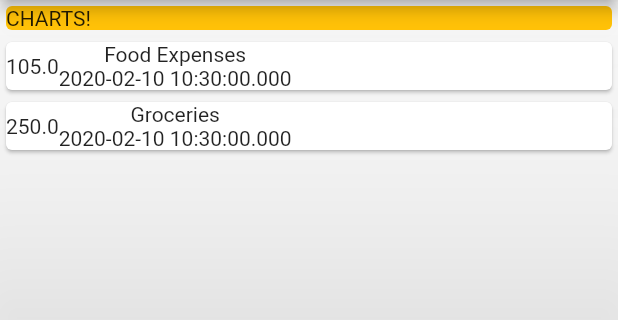
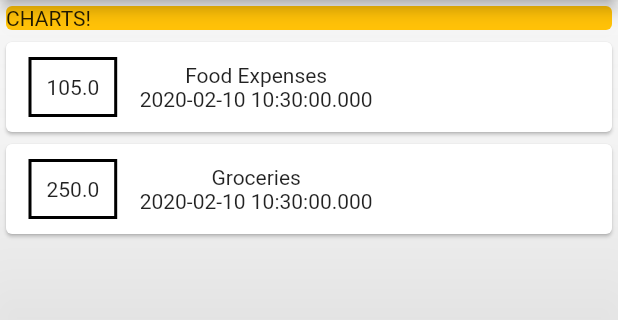
Before and after one commit to nagpalShaurya/Personal-Expense-Manager, a Flutter app: the screen it shows after launch, on a phone screen of 412 x 824 dp, the part 84-404 px from its top. Run offline on Flutter 3.47's test engine with Material 2 defaults, Android fonts, the phone set to English and light mode, and no system bars.

Commit message:
layout changes

```diff
--- a/lib/main.dart
+++ b/lib/main.dart
@@ -66,7 +66,21 @@ class MyHomePage extends StatelessWidget {
         Column(children: transactions.map((tx) {
           return Card (
             child: Row(children: <Widget>[
-                  Container(child: Text(tx.amount.toString(),),),
+                  Container (
+                    margin: EdgeInsets.symmetric(
+                      vertical:10,
+                      horizontal: 15,
+                      ),
+                    decoration: BoxDecoration(
+                      border: Border.all(
+                        color: Colors.black,
+                        width:2,
+                        ),
+                      ),
+                    padding: EdgeInsets.all(10),
+                    child: Text(tx.amount.toString(),
+                    ),
+                    ),
                   Column(children: <Widget>[
                     Text(tx.title),
                     Text(tx.date.toString(),),
```
